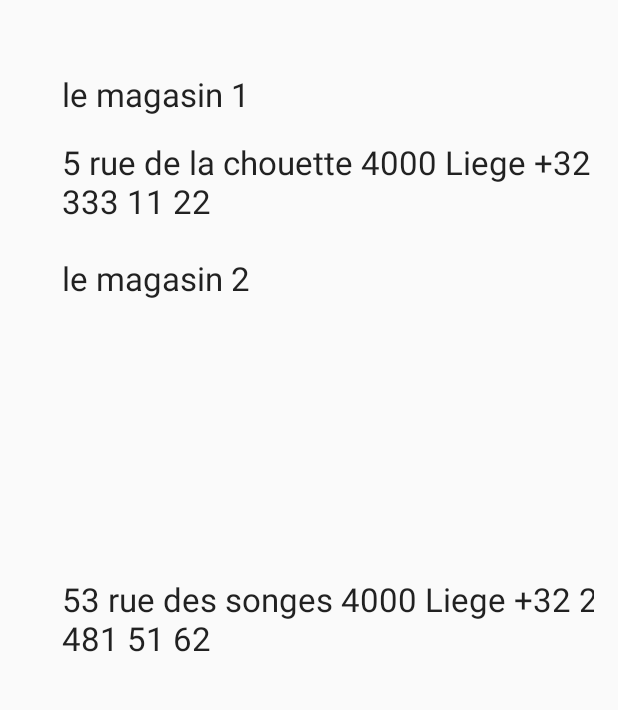
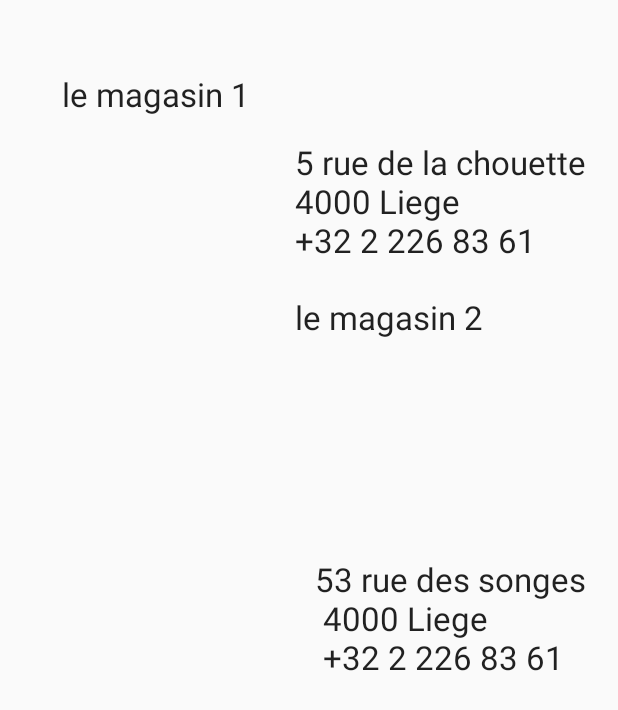
Before and after one commit to loich91/techinfutur-and-eva1, an Android app: the ShopsActivity screen opened directly, with no data from a screen before it, on a phone screen of 412 x 824 dp. Shown: the top 710 px of the screen. Run offline under Robolectric (Android 15) with nearby library versions, the phone set to English and light mode, and no system bars.

Commit message:
modification eval1

```diff
--- a/app/src/main/java/com/technipixl/evand1/exo1/ShoppingLogsActivity.kt
+++ b/app/src/main/java/com/technipixl/evand1/exo1/ShoppingLogsActivity.kt
@@ -28,7 +28,7 @@ class ShoppingLogsActivity : Activity(), DialogInterface.OnClickListener {
     private fun testMyLogs() {
         if (shoppingLogs.isEmpty()) {
             val builder = AlertDialog.Builder(this)
-            builder.setMessage("Pas d'historique d'achat").setPositiveButton("Ok", this).setNegativeButton("Annuler", null)
+            builder.setMessage("Aucun historique n'est disponible.").setPositiveButton("Ok", this).setNegativeButton("Annuler", null)
             val alertDialog = builder.create()
             alertDialog.show()
         }
--- a/app/src/main/res/layout/activity_main.xml
+++ b/app/src/main/res/layout/activity_main.xml
@@ -8,7 +8,8 @@
     android:paddingTop="@dimen/activity_vertical_margin"
     android:paddingRight="@dimen/activity_horizontal_margin"
     android:paddingBottom="@dimen/activity_vertical_margin"
-    tools:context=".MainActivity">
+    tools:context=".MainActivity"
+    android:background="@color/menu_col">
 
     <Button
         android:id="@+id/buttonShoppingCart"
--- a/app/src/main/res/layout/activity_shop.xml
+++ b/app/src/main/res/layout/activity_shop.xml
@@ -26,8 +26,9 @@
         android:layout_width="wrap_content"
         android:layout_height="wrap_content"
         android:layout_marginTop="16dp"
-        android:text="5 rue de la chouette 4000 Liege +32 2 333 11 22"
+        android:text="5 rue de la chouette \n4000 Liege \n+32 2 226 83 61"
         android:textAppearance="?android:attr/textAppearanceLarge"
+        app:layout_constraintEnd_toEndOf="parent"
         app:layout_constraintLeft_toLeftOf="@+id/textView1"
         app:layout_constraintTop_toBottomOf="@+id/textView1" />
 
@@ -45,10 +46,12 @@
         android:id="@+id/textView4"
         android:layout_width="wrap_content"
         android:layout_height="wrap_content"
-        android:text="53 rue des songes 4000 Liege +32 2 481 51 62"
+        android:text="53 rue des songes \n 4000 Liege \n +32 2 226 83 61"
         android:textAppearance="?android:attr/textAppearanceLarge"
         app:layout_constraintBottom_toBottomOf="parent"
+        app:layout_constraintEnd_toEndOf="parent"
         app:layout_constraintLeft_toLeftOf="@+id/textView3"
+
         app:layout_constraintTop_toTopOf="parent" />
 
 </androidx.constraintlayout.widget.ConstraintLayout>
--- a/app/src/main/res/layout/activity_shopping_cart.xml
+++ b/app/src/main/res/layout/activity_shopping_cart.xml
@@ -15,6 +15,7 @@
         android:layout_width="wrap_content"
         android:layout_height="wrap_content"
         android:text="Mes achats"
+        android:textColor="@color/mesachats"
         app:layout_constraintStart_toStartOf="parent"
         app:layout_constraintTop_toTopOf="parent" />
 
--- a/app/src/main/res/values/colors.xml
+++ b/app/src/main/res/values/colors.xml
@@ -3,4 +3,6 @@
     <color name="colorPrimary">#3F51B5</color>
     <color name="colorPrimaryDark">#303F9F</color>
     <color name="colorAccent">#FF4081</color>
+    <color name="menu_col">#833fdd</color>
+    <color name="mesachats">#ffffff</color>
 </resources>
--- a/app/src/main/res/values/strings.xml
+++ b/app/src/main/res/values/strings.xml
@@ -9,4 +9,5 @@
     <string name="title_activity_shop">ShopActivity</string>
     <string name="title_activity_about">AboutActivity</string>
 
+
 </resources>
```
Also changed, not shown: app/src/main/res/menu/shopping_logs.xml (+5 -3 lines), 1 other file.
